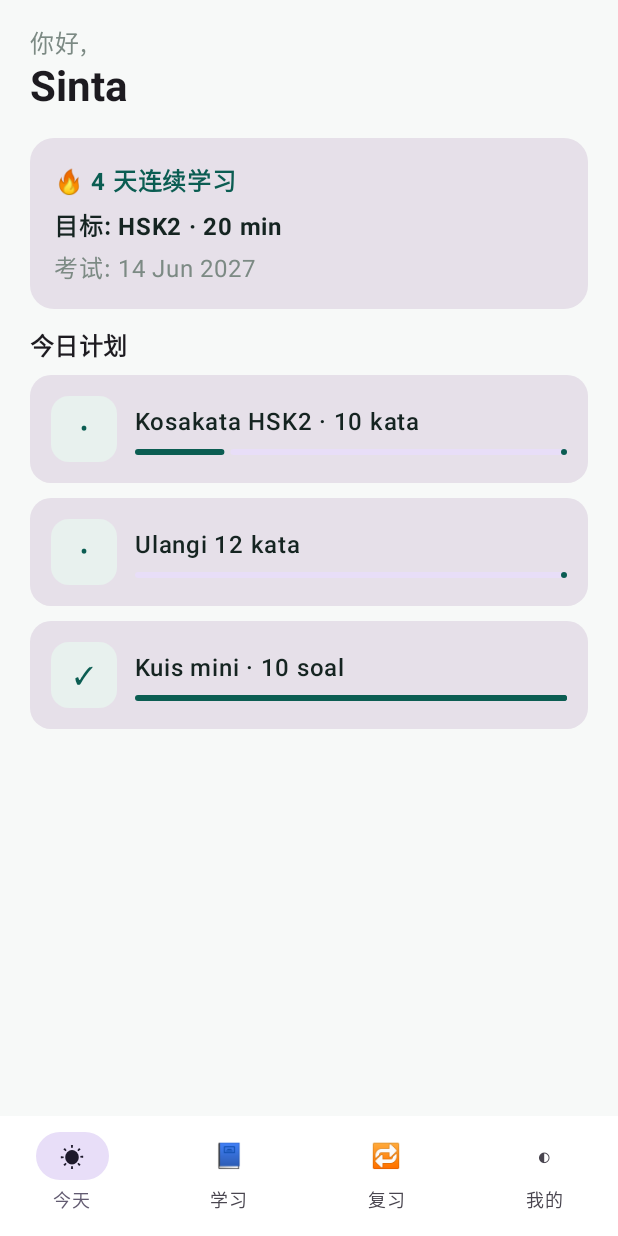
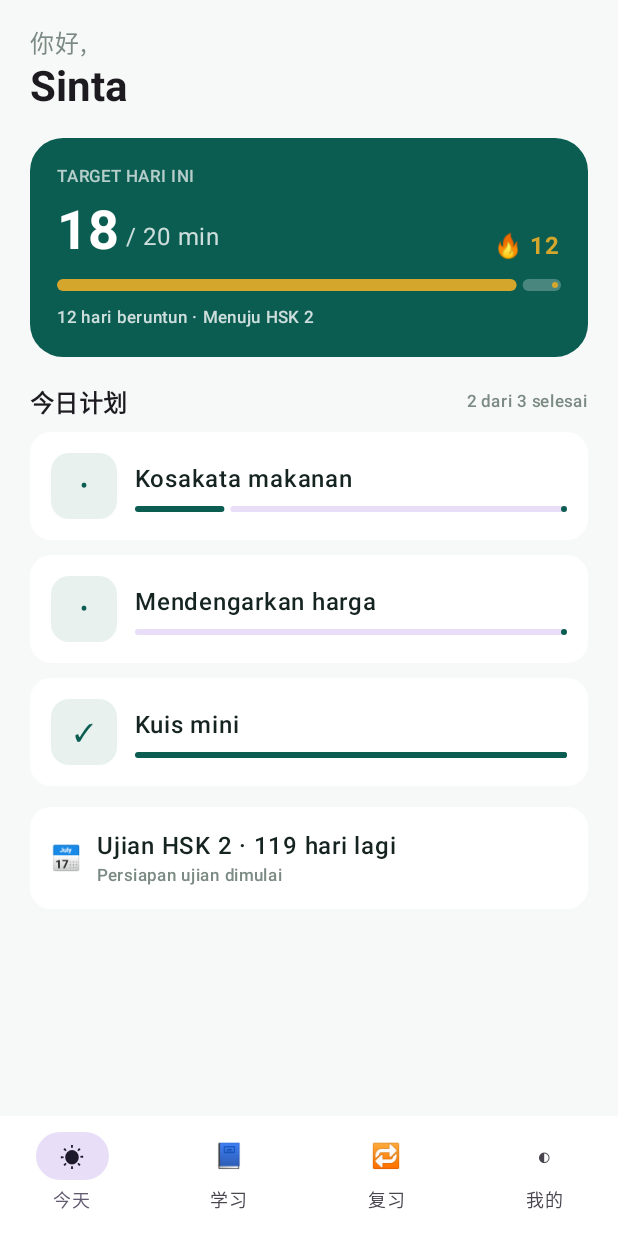
Before and after one commit to berich0709/eChinese, an Android app built with Jetpack Compose: the screen it shows after launch (MainActivity), after a tap on "登录", on a phone screen of 412 x 824 dp. Run offline under Robolectric (Android 15) with nearby library versions, the phone set to English and light mode, and no system bars.

Commit message:
feat: 首页按设计稿重做目标卡、任务列表与考试卡

```diff
--- a/app/src/main/java/com/echinese/app/HomeScreen.kt
+++ b/app/src/main/java/com/echinese/app/HomeScreen.kt
@@ -8,12 +8,14 @@ import androidx.compose.material3.*
 import androidx.compose.runtime.*
 import androidx.compose.ui.Alignment
 import androidx.compose.ui.Modifier
+import androidx.compose.ui.graphics.Color
 import androidx.compose.ui.text.font.FontWeight
 import androidx.compose.ui.unit.dp
 import com.echinese.core.Brand
 import com.echinese.core.BrandSoft
 import com.echinese.core.Lang
 import com.echinese.core.LocalStrings
+import com.echinese.core.LocalTokens
 import com.echinese.core.Muted
 import com.echinese.domain.DailyTask
 import com.echinese.domain.User
@@ -59,29 +61,53 @@ fun HomeScreen(user: User, onLogout: () -> Unit, onLang: (Lang) -> Unit) {
 @Composable
 private fun TodayTab() {
     val s = LocalStrings.current
+    val t = LocalTokens.current
     val tasks = listOf(
-        DailyTask("1", "Kosakata HSK2 · 10 kata", false, 0.2f),
-        DailyTask("2", "Ulangi 12 kata", false, 0f),
-        DailyTask("3", "Kuis mini · 10 soal", true, 1f)
+        DailyTask("1", "Kosakata makanan", false, 0.2f),
+        DailyTask("2", "Mendengarkan harga", false, 0f),
+        DailyTask("3", "Kuis mini", true, 1f)
     )
-    Card(Modifier.fillMaxWidth(), shape = RoundedCornerShape(16.dp)) {
-        Column(Modifier.padding(16.dp)) {
-            Text("🔥 4 " + s.streak, color = Brand, fontWeight = FontWeight.Bold)
+    Card(Modifier.fillMaxWidth(), shape = RoundedCornerShape(22.dp), colors = CardDefaults.cardColors(containerColor = t.brand)) {
+        Column(Modifier.padding(18.dp)) {
+            Text("TARGET HARI INI", color = Color.White.copy(alpha = .7f), style = MaterialTheme.typography.labelSmall)
             Spacer(Modifier.height(6.dp))
-            Text(s.target + ": HSK2 · 20 min", fontWeight = FontWeight.Bold)
-            Spacer(Modifier.height(4.dp))
-            Text(s.exam + ": 14 Jun 2027", color = Muted)
+            Row(verticalAlignment = Alignment.Bottom) {
+                Text("18", color = Color.White, style = MaterialTheme.typography.displaySmall, fontWeight = FontWeight.Bold)
+                Text(" / 20 min", color = Color.White.copy(alpha = .8f), modifier = Modifier.padding(bottom = 6.dp))
+                Spacer(Modifier.weight(1f))
+                Text("🔥 12", color = t.gold, fontWeight = FontWeight.Bold)
+            }
+            Spacer(Modifier.height(10.dp))
+            LinearProgressIndicator(progress = { 0.9f }, modifier = Modifier.fillMaxWidth().height(8.dp),
+                color = t.gold, trackColor = Color.White.copy(alpha = .25f))
+            Spacer(Modifier.height(10.dp))
+            Text("12 hari beruntun · Menuju HSK 2", color = Color.White.copy(alpha = .8f),
+                style = MaterialTheme.typography.labelSmall)
         }
     }
-    Spacer(Modifier.height(12.dp))
-    Text(s.todayPlan, style = MaterialTheme.typography.titleMedium, fontWeight = FontWeight.Bold)
+    Spacer(Modifier.height(18.dp))
+    Row(verticalAlignment = Alignment.CenterVertically) {
+        Text(s.todayPlan, style = MaterialTheme.typography.titleMedium, fontWeight = FontWeight.Bold)
+        Spacer(Modifier.weight(1f))
+        Text("2 dari 3 selesai", color = t.muted, style = MaterialTheme.typography.labelSmall)
+    }
     Spacer(Modifier.height(8.dp))
-    tasks.forEach { t -> TaskCard(t); Spacer(Modifier.height(10.dp)) }
+    tasks.forEach { task -> TaskCard(task); Spacer(Modifier.height(10.dp)) }
+    Spacer(Modifier.height(4.dp))
+    Card(Modifier.fillMaxWidth(), shape = RoundedCornerShape(14.dp), colors = CardDefaults.cardColors(containerColor = Color.White)) {
+        Row(Modifier.padding(14.dp), verticalAlignment = Alignment.CenterVertically) {
+            Text("📅", modifier = Modifier.padding(end = 10.dp))
+            Column(Modifier.weight(1f)) {
+                Text("Ujian HSK 2 · 119 hari lagi", fontWeight = FontWeight.SemiBold)
+                Text("Persiapan ujian dimulai", color = t.muted, style = MaterialTheme.typography.labelSmall)
+            }
+        }
+    }
 }
 
 @Composable
 private fun TaskCard(t: DailyTask) {
-    Card(Modifier.fillMaxWidth(), shape = RoundedCornerShape(14.dp)) {
+    Card(Modifier.fillMaxWidth(), shape = RoundedCornerShape(14.dp), colors = CardDefaults.cardColors(containerColor = Color.White)) {
         Row(Modifier.padding(14.dp), verticalAlignment = Alignment.CenterVertically) {
             Box(Modifier.size(44.dp), contentAlignment = Alignment.Center) {
                 Surface(color = BrandSoft, shape = RoundedCornerShape(12.dp), modifier = Modifier.fillMaxSize()) {
@@ -99,14 +125,14 @@ private fun TaskCard(t: DailyTask) {
 
 @Composable
 private fun ProfileTab(user: User, onLogout: () -> Unit, onLang: (Lang) -> Unit, s: com.echinese.core.Strings) {
-    Card(Modifier.fillMaxWidth(), shape = RoundedCornerShape(16.dp)) {
+    Card(Modifier.fillMaxWidth(), shape = RoundedCornerShape(16.dp), colors = CardDefaults.cardColors(containerColor = Color.White)) {
         Column(Modifier.padding(16.dp)) {
             Text(user.name, fontWeight = FontWeight.Bold)
             Text(user.email, color = Muted)
         }
     }
     Spacer(Modifier.height(12.dp))
-    Card(Modifier.fillMaxWidth(), shape = RoundedCornerShape(16.dp)) {
+    Card(Modifier.fillMaxWidth(), shape = RoundedCornerShape(16.dp), colors = CardDefaults.cardColors(containerColor = Color.White)) {
         Column(Modifier.padding(16.dp)) {
             Text(s.langLabel, fontWeight = FontWeight.SemiBold)
             Spacer(Modifier.height(8.dp))
--- a/core/src/main/java/com/echinese/core/Design.kt
+++ b/core/src/main/java/com/echinese/core/Design.kt
@@ -17,6 +17,7 @@ data class DesignTokens(
     val line: Color,
     val success: Color,
     val danger: Color,
+    val gold: Color,
     val radius: Int = 16,
     val buttonHeight: Int = 50
 )
@@ -30,7 +31,8 @@ val DefaultTokens = DesignTokens(
     muted = Color(0xFF7C8A84),
     line = Color(0xFFE3EBE7),
     success = Color(0xFF2FA36B),
-    danger = Color(0xFFE5484D)
+    danger = Color(0xFFE5484D),
+    gold = Color(0xFFD4A72C)
 )
 
 val LocalTokens = staticCompositionLocalOf { DefaultTokens }
```
